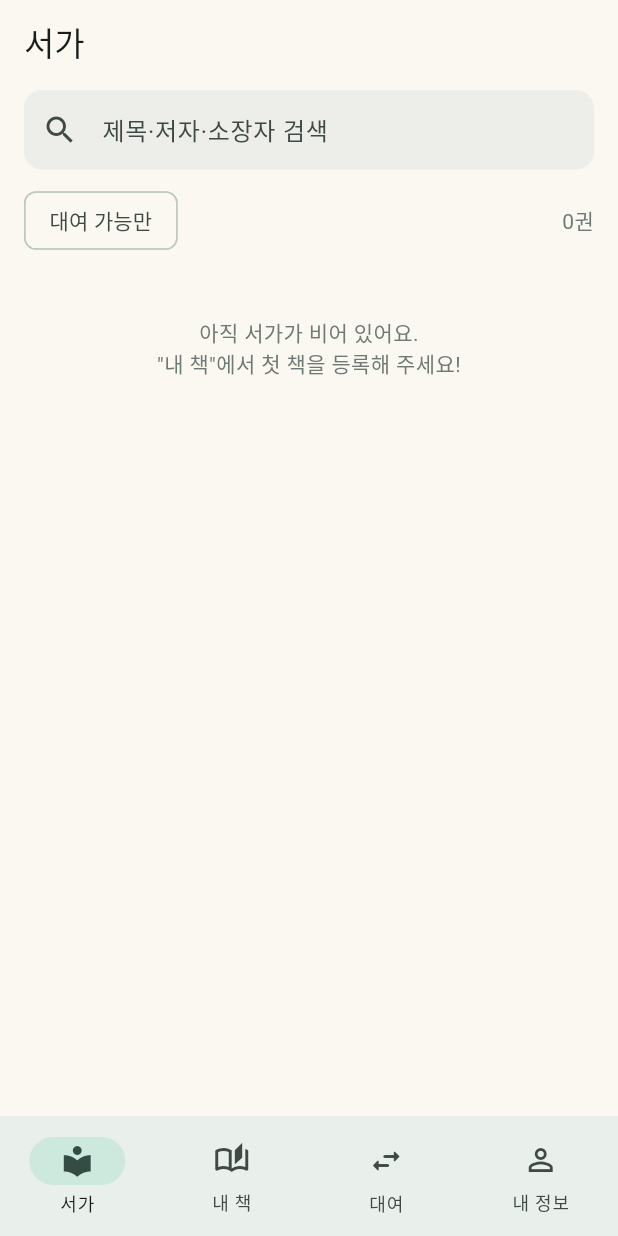
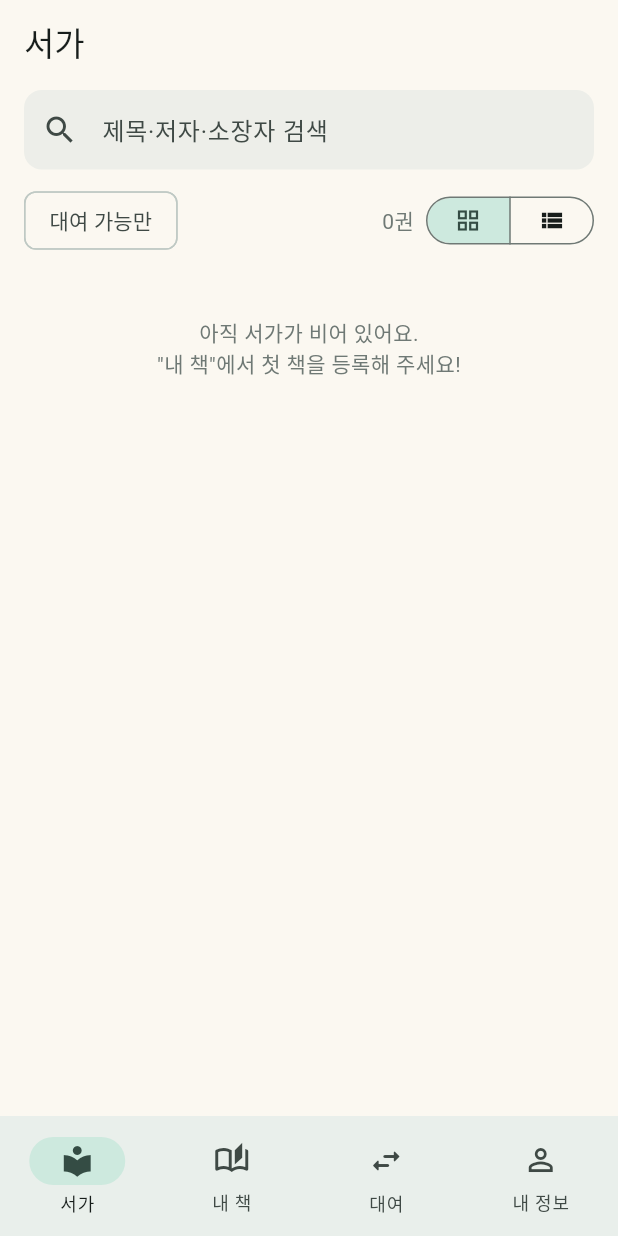
Before and after one commit to kiuk104/somang-library, a Flutter app: the screen it shows once a user with an empty profile is signed in, on a phone screen of 412 x 824 dp. Run offline on Flutter 3.47's test engine with Material 3 defaults, Android fonts, the phone set to English and light mode, and no system bars; our stand-ins replace cloud_firestore, cloud_functions, firebase_auth, firebase_core, firebase_messaging, image_picker and 1 more; missing offline and left inert: dart:js_interop; accounts and stored records are empty; network calls fail; statements that could not run were skipped.

Commit message:
서가: 표지 격자를 작게 줄이고 목록 보기 전환 추가

```diff
--- a/lib/screens/books/shelf_tab.dart
+++ b/lib/screens/books/shelf_tab.dart
@@ -24,6 +24,7 @@ class _ShelfTabState extends State<ShelfTab> {
   final _searchCtrl = TextEditingController();
   String _query = '';
   bool _onlyAvailable = false;
+  bool _listView = false; // false: 작은 표지 격자, true: 한 줄 목록
 
   @override
   void dispose() {
@@ -98,6 +99,28 @@ class _ShelfTabState extends State<ShelfTab> {
                               Text('${books.length}권',
                                   style: TextStyle(
                                       color: theme.colorScheme.outline)),
+                              const SizedBox(width: 8),
+                              SegmentedButton<bool>(
+                                showSelectedIcon: false,
+                                style: const ButtonStyle(
+                                  visualDensity: VisualDensity.compact,
+                                  padding: WidgetStatePropertyAll(
+                                      EdgeInsets.symmetric(horizontal: 4)),
+                                ),
+                                segments: const [
+                                  ButtonSegment(
+                                      value: false,
+                                      icon: Icon(Icons.grid_view, size: 18),
+                                      tooltip: '표지로 보기'),
+                                  ButtonSegment(
+                                      value: true,
+                                      icon: Icon(Icons.view_list, size: 18),
+                                      tooltip: '목록으로 보기'),
+                                ],
+                                selected: {_listView},
+                                onSelectionChanged: (v) =>
+                                    setState(() => _listView = v.first),
+                              ),
                             ],
                           ),
                         ],
@@ -118,16 +141,29 @@ class _ShelfTabState extends State<ShelfTab> {
                         ),
                       ),
                     )
+                  else if (_listView)
+                    SliverPadding(
+                      padding: const EdgeInsets.fromLTRB(8, 0, 8, 32),
+                      sliver: SliverList.separated(
+                        itemCount: books.length,
+                        separatorBuilder: (_, _) => const Divider(height: 1),
+                        itemBuilder: (context, i) => _ShelfRow(
+                          book: books[i],
+                          onTap: () =>
+                              showBookDetail(context, books[i], widget.me),
+                        ),
+                      ),
+                    )
                   else
                     SliverPadding(
                       padding: const EdgeInsets.fromLTRB(16, 8, 16, 32),
                       sliver: SliverGrid(
                         gridDelegate:
                             const SliverGridDelegateWithMaxCrossAxisExtent(
-                          maxCrossAxisExtent: 150,
-                          mainAxisSpacing: 16,
-                          crossAxisSpacing: 14,
-                          childAspectRatio: 0.45, // 표지(1:1.5) + 제목 2줄 + 소장자
+                          maxCrossAxisExtent: 96, // 폰에서 4열
+                          mainAxisSpacing: 12,
+                          crossAxisSpacing: 10,
+                          childAspectRatio: 0.46, // 표지(1:1.5) + 제목 2줄 + 소장자
                         ),
                         delegate: SliverChildBuilderDelegate(
                           (context, i) => _ShelfItem(
@@ -186,15 +222,69 @@ class _ShelfItem extends StatelessWidget {
             Text(book.title,
                 maxLines: 2,
                 overflow: TextOverflow.ellipsis,
-                style: const TextStyle(fontWeight: FontWeight.w600, fontSize: 13)),
+                style: const TextStyle(fontWeight: FontWeight.w600, fontSize: 12)),
             Text(
               book.isAvailable ? book.ownerName : BookStatus.label(book.status),
               maxLines: 1,
               overflow: TextOverflow.ellipsis,
-              style: TextStyle(fontSize: 12, color: theme.colorScheme.outline),
+              style: TextStyle(fontSize: 11, color: theme.colorScheme.outline),
             ),
           ],
         ),
     );
   }
 }
+
+/// 목록 보기 — 작은 표지 + 제목 / 저자·소장자 + 상태
+class _ShelfRow extends StatelessWidget {
+  final Book book;
+  final VoidCallback onTap;
+  const _ShelfRow({required this.book, required this.onTap});
+
+  @override
+  Widget build(BuildContext context) {
+    final theme = Theme.of(context);
+    final sub = [
+      if (book.author.isNotEmpty) book.author,
+      book.ownerName,
+    ].join(' · ');
+    return InkWell(
+      onTap: onTap,
+      child: Padding(
+        padding: const EdgeInsets.symmetric(horizontal: 8, vertical: 6),
+        child: Row(
+          children: [
+            Opacity(
+              opacity: book.isAvailable ? 1 : 0.45,
+              child: BookCover(
+                  coverUrl: book.coverUrl, title: book.title, width: 36),
+            ),
+            const SizedBox(width: 12),
+            Expanded(
+              child: Column(
+                crossAxisAlignment: CrossAxisAlignment.start,
+                children: [
+                  Text(book.title,
+                      maxLines: 1,
+                      overflow: TextOverflow.ellipsis,
+                      style: const TextStyle(
+                          fontWeight: FontWeight.w600, fontSize: 14)),
+                  const SizedBox(height: 2),
+                  Text(sub,
+                      maxLines: 1,
+                      overflow: TextOverflow.ellipsis,
+                      style: TextStyle(
+                          fontSize: 12, color: theme.colorScheme.outline)),
+                ],
+              ),
+            ),
+            if (!book.isAvailable) ...[
+              const SizedBox(width: 8),
+              BookStatusChip(status: book.status),
+            ],
+          ],
+        ),
+      ),
+    );
+  }
+}
```
